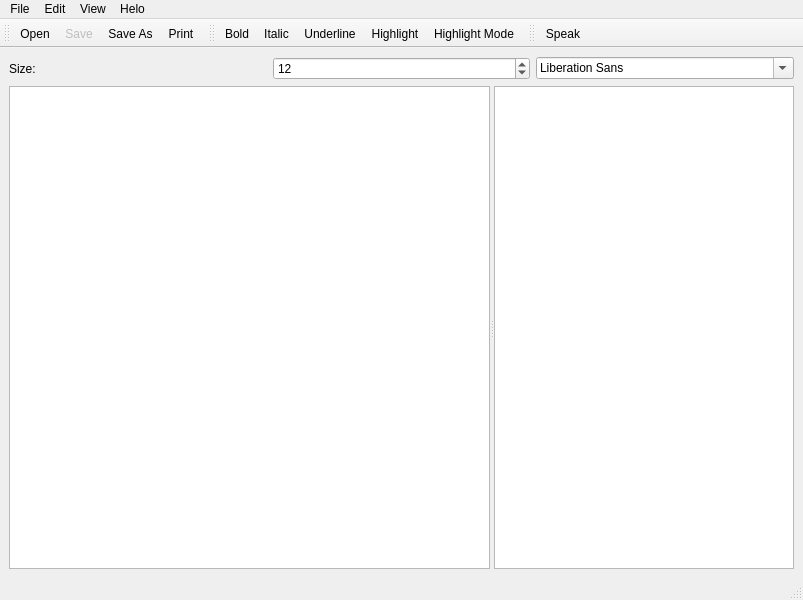
Old version of the form mainwindow.ui in the repository nyov/writetype.
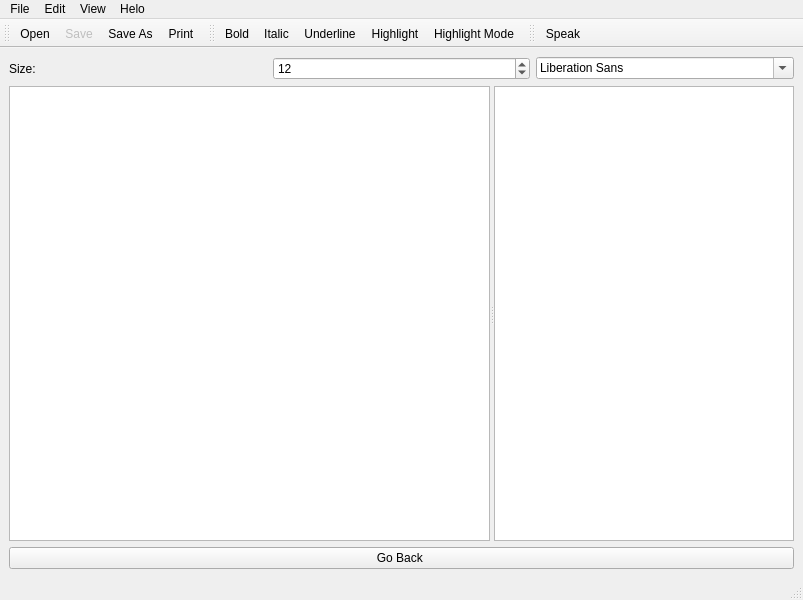
New version of the form. Icons and pictures are not drawn. Custom widgets are drawn as their Qt base class.

Commit message: Distraction-free mode and highlight i=0 bugfix

```diff
--- a/mainwindow.ui
+++ b/mainwindow.ui
@@ -76,6 +76,13 @@
       </widget>
      </widget>
     </item>
+    <item>
+     <widget class="QPushButton" name="distractionButton">
+      <property name="text">
+       <string>Go Back </string>
+      </property>
+     </widget>
+    </item>
    </layout>
   </widget>
   <widget class="QMenuBar" name="menubar">
```
Left out of the diff: 15 changed lines with no effect on the pictures. The commit also changes 4 other files.
